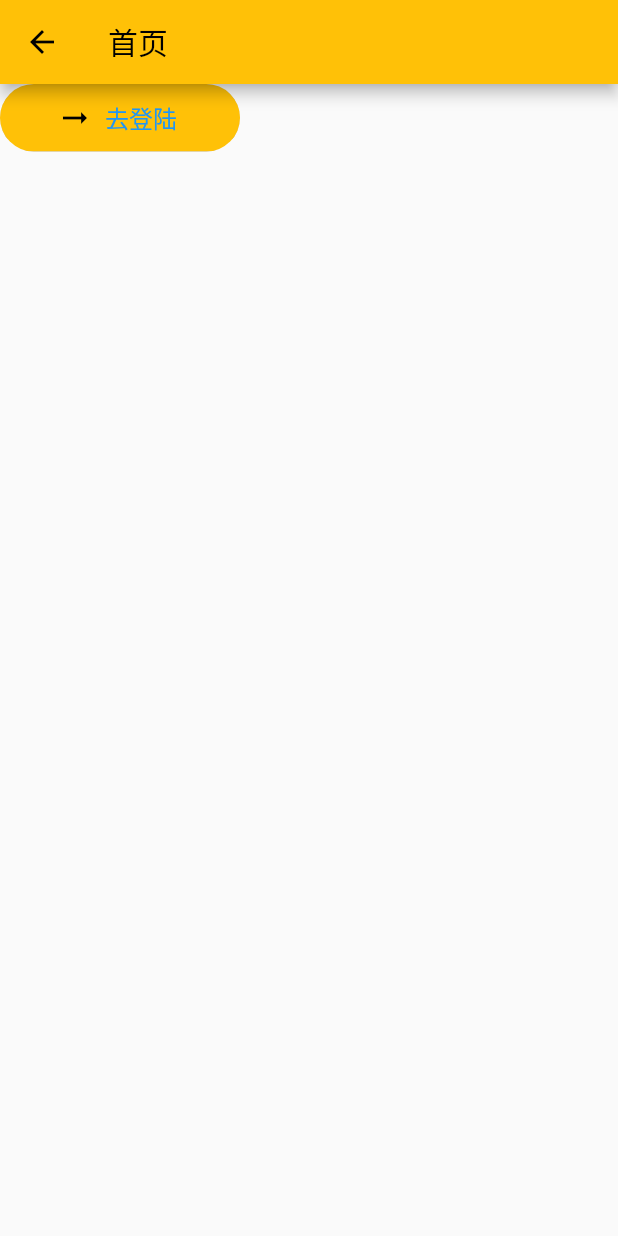
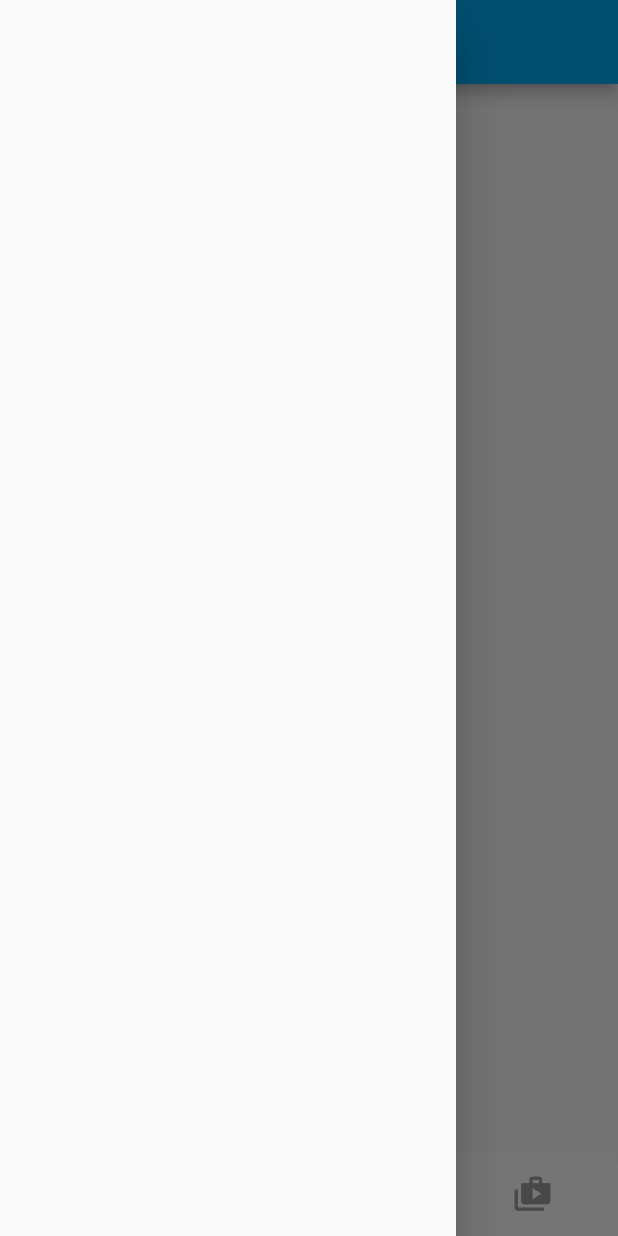
Before and after one commit to daguan814/gushe_user, a Flutter app: the HomePage screen opened by its route, with the side drawer open (before the commit the screen has no drawer), on a phone screen of 412 x 824 dp. Run offline on Flutter 3.47's test engine with Material 2 defaults, Android fonts, the light colour scheme and no system bars; drawn by our look-alikes of persistent_bottom_nav_bar; our stand-ins replace carousel_slider, cookie_jar, dio, dio_cookie_manager, flutter_login, get and 1 more; missing offline and left inert: gsform; accounts and stored records are empty.

Commit message:
搭建整体框架

```diff
--- /dev/null
+++ b/lib/controller/hanbokSell/hanbokSellController.dart
@@ -0,0 +1,7 @@
+import 'package:get/get.dart';
+
+class hanbokSellController extends GetxController {
+
+
+
+}
--- /dev/null
+++ b/lib/controller/hanbokZu/hanbokZuController.dart
@@ -0,0 +1,6 @@
+import 'package:get/get.dart';
+
+class hanbokZuController extends GetxController {
+
+
+}
--- /dev/null
+++ b/lib/controller/login/homeController.dart
@@ -0,0 +1,11 @@
+import 'package:persistent_bottom_nav_bar/persistent_tab_view.dart';
+import 'package:get/get.dart';
+
+class HomeController extends GetxController {
+
+  PersistentTabController tabController =
+      PersistentTabController(initialIndex: 0);
+
+
+
+}
--- /dev/null
+++ b/lib/controller/sheyingService/sheyingServiceController.dart
@@ -0,0 +1,6 @@
+import 'package:get/get.dart';
+
+class sheyingServiceController extends GetxController {
+
+
+}
--- a/lib/main.dart
+++ b/lib/main.dart
@@ -23,7 +23,7 @@ class MyApp extends StatelessWidget {
       getPages: Routes.routes, //注册所有路由，路由都在config目录里
 
       theme: ThemeData(
-        primarySwatch: Colors.amber, //全局按钮颜色
+        primarySwatch: Colors.lightBlue, //全局按钮颜色
       ),
     );
   }
--- /dev/null
+++ b/lib/pages/drawer/drawerTotal.dart
@@ -0,0 +1,7 @@
+
+import 'package:flutter/material.dart';
+
+class MyDrawer{
+
+
+}
--- /dev/null
+++ b/lib/pages/home/hanbokSell/hanbokSell.dart
@@ -0,0 +1,15 @@
+import 'package:flutter/material.dart';
+import 'package:get/get.dart';
+
+import '../../../controller/hanbokSell/hanbokSellController.dart';
+
+class hanbokSellPage extends GetView<hanbokSellController> {
+  const hanbokSellPage({super.key});
+
+  @override
+  Widget build(BuildContext context) {
+    Get.put(hanbokSellController());
+
+    return const Scaffold(body: SafeArea(child: Text('hanbokSellController')));
+  }
+}
--- /dev/null
+++ b/lib/pages/home/hanbokZu/hanbokZu.dart
@@ -0,0 +1,14 @@
+import 'package:flutter/material.dart';
+import 'package:flutter_gushejianying/controller/hanbokZu/hanbokZuController.dart';
+import 'package:flutter_gushejianying/controller/login/homeController.dart';
+import 'package:flutter_gushejianying/pages/home/home.dart';
+import 'package:get/get.dart';
+
+class hanbokZuPage extends GetView<hanbokZuController> {
+  @override
+  Widget build(BuildContext context) {
+    Get.put(hanbokZuController());
+
+    return Scaffold(body: SafeArea(child: Text('hanbokZuController')));
+  }
+}
--- a/lib/pages/home/home.dart
+++ b/lib/pages/home/home.dart
@@ -1,24 +1,114 @@
+import 'dart:ui';
+
 import 'package:flutter/material.dart';
-
+import 'package:flutter_gushejianying/pages/home/hanbokSell/hanbokSell.dart';
+import 'package:flutter_gushejianying/pages/home/hanbokZu/hanbokZu.dart';
+import 'package:flutter_gushejianying/pages/home/sheyingService/sheyingService.dart';
 import 'package:get/get.dart';
 
-import '../../common/mywidget/MyButton.dart';
-import '../../common/routes/Routes.dart';
+import '../../controller/login/homeController.dart';
+import 'package:persistent_bottom_nav_bar/persistent_tab_view.dart';
 
-class HomePage extends GetView {
+class HomePage extends GetView<HomeController> {
+  const HomePage({super.key});
+
   @override
   Widget build(BuildContext context) {
+    Get.put(HomeController());
+
     return Scaffold(
-        appBar: AppBar(title: const Text('首页')),
-        body: SafeArea(
+        appBar: AppBar(
+          title: const Text("古摄丽影",
+          style: TextStyle(
+            color: Colors.amberAccent
+          ),),
+
+        ),
+        drawer: Drawer(
+          child: Center(
             child: Column(
-          children: [
-            MyButtonWidget(text: "去登陆",
-              onPressed: () {
-                Get.toNamed(Routes.login);
-              },
-            )
-          ],
-        )));
+              mainAxisAlignment: MainAxisAlignment.center,
+              children: const <Widget>[
+
+                //?头像组
+                /// 1.头像
+                /// 2.昵称
+                /// 3.vip身份铭牌，积分
+
+                //?信息组
+                /// 1.信息管理
+                /// 2.消费记录
+                /// 3.修改密码
+                /// 4.订单记录
+                /// 5.退出登陆
+                ///
+
+
+              ],
+            ),
+          ),
+        ),
+        body: PersistentTabView(
+          context,
+          controller: controller.tabController,
+          screens: _buildScreens(),
+          items: _navBarsItems(),
+          confineInSafeArea: true,
+          backgroundColor: Colors.white, // Default is Colors.white.
+          handleAndroidBackButtonPress: true, // Default is true.
+          resizeToAvoidBottomInset:
+              true, // This needs to be true if you want to move up the screen when keyboard appears. Default is true.
+          stateManagement: true, // Default is true.
+          hideNavigationBarWhenKeyboardShows:
+              true, // Recommended to set 'resizeToAvoidBottomInset' as true while using this argument. Default is true.
+          decoration: NavBarDecoration(
+            borderRadius: BorderRadius.circular(10.0),
+            colorBehindNavBar: Colors.white,
+          ),
+          popAllScreensOnTapOfSelectedTab: true,
+          popActionScreens: PopActionScreensType.all,
+          itemAnimationProperties: const ItemAnimationProperties(
+            // Navigation Bar's items animation properties.
+            duration: Duration(milliseconds: 200),
+            curve: Curves.ease,
+          ),
+          screenTransitionAnimation: const ScreenTransitionAnimation(
+            // Screen transition animation on change of selected tab.
+            animateTabTransition: true,
+            curve: Curves.ease,
+            duration: Duration(milliseconds: 200),
+          ),
+          navBarStyle: NavBarStyle
+              .style1, // Choose the nav bar style with this property.
+        ));
+  }
+
+//?这是home总的页面路由
+  List<Widget> _buildScreens() {
+    return [sheyingServicePage(), hanbokZuPage(),hanbokSellPage()];
+  }
+
+//?底部导航栏
+  List<PersistentBottomNavBarItem> _navBarsItems() {
+    return [
+      PersistentBottomNavBarItem(
+        icon: const Icon(Icons.brightness_7),
+        title: ("摄影服务"),
+        activeColorPrimary: Colors.blue,
+        inactiveColorPrimary: Colors.grey,
+      ),
+      PersistentBottomNavBarItem(
+        icon: const Icon(Icons.date_range),
+        title: ("汉服租赁"),
+        activeColorPrimary: Colors.blue,
+        inactiveColorPrimary: Colors.grey,
+      ),
+      PersistentBottomNavBarItem(
+        icon: const Icon(Icons.shop_2),
+        title: ("汉服售卖"),
+        activeColorPrimary: Colors.blue,
+        inactiveColorPrimary: Colors.grey,
+      ),
+    ];
   }
 }
--- /dev/null
+++ b/lib/pages/home/sheyingService/sheyingService.dart
@@ -0,0 +1,14 @@
+import 'package:flutter/material.dart';
+import 'package:flutter_gushejianying/controller/login/homeController.dart';
+import 'package:flutter_gushejianying/controller/sheyingService/sheyingServiceController.dart';
+import 'package:get/get.dart';
+
+class sheyingServicePage extends GetView<sheyingServiceController> {
+  @override
+  Widget build(BuildContext context) {
+    Get.put(sheyingServiceController());
+
+    return const Scaffold(
+        body: SafeArea(child: Text('sheyingServiceController')));
+  }
+}
--- a/pubspec.yaml
+++ b/pubspec.yaml
@@ -51,6 +51,7 @@ dev_dependencies:
   carousel_slider: ^4.2.1  #轮播图
   flutter_login: ^4.1.1 #快速登陆页
   gsform: ^0.1.5 #快速表单/
+  persistent_bottom_nav_bar: ^5.0.2 #动画Bottom Navigation Bar
 
 
   # The "flutter_lints" package below contains a set of recommended lints to
```
Also changed, not shown: pubspec.lock, 4 other files.
